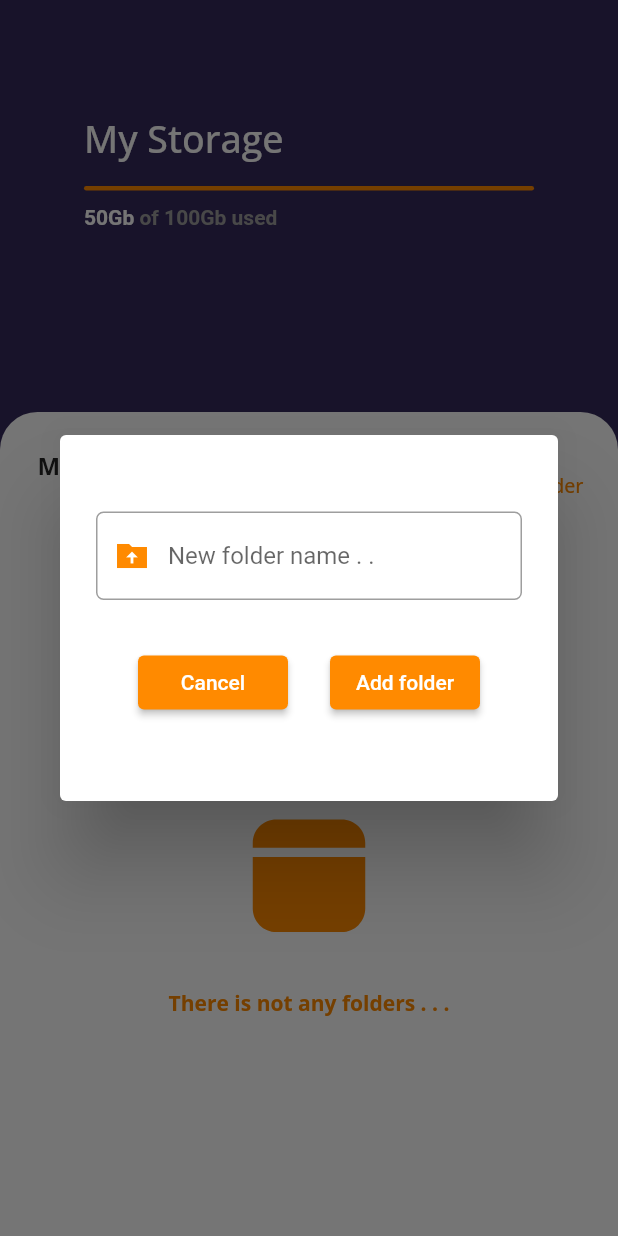
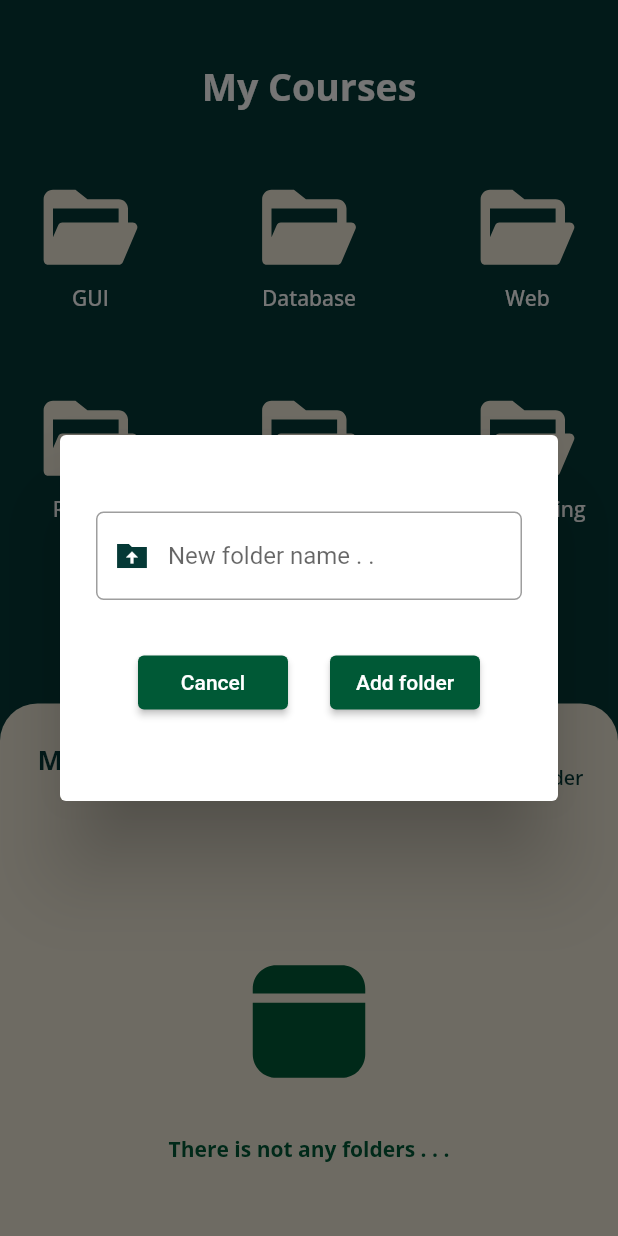
Before and after one commit to miran18-prog/mylectures, a Flutter app: the screen it shows after launch, after a tap on "Add Folder", on a phone screen of 412 x 824 dp. Run offline on Flutter 3.47's test engine with Material 2 defaults, Android fonts, the phone set to English and light mode, and no system bars; our stand-ins replace flutter_svg, google_fonts, hexcolor, sqflite; accounts and stored records are empty.

```diff
--- /dev/null
+++ b/lib/folder_content_screen.dart
@@ -0,0 +1,21 @@
+import 'package:flutter/material.dart';
+import 'package:flutter/src/widgets/container.dart';
+import 'package:flutter/src/widgets/framework.dart';
+
+class FolderContentScreen extends StatefulWidget {
+  const FolderContentScreen({super.key});
+
+  @override
+  State<FolderContentScreen> createState() => _FolderContentScreenState();
+}
+
+class _FolderContentScreenState extends State<FolderContentScreen> {
+  @override
+  Widget build(BuildContext context) {
+    return Scaffold(
+      body: Column(
+        children: [],
+      ),
+    );
+  }
+}
--- a/lib/main.dart
+++ b/lib/main.dart
@@ -4,6 +4,7 @@ import 'package:google_fonts/google_fonts.dart';
 import 'package:hexcolor/hexcolor.dart';
 import 'package:mylectures/database/database_services.dart';
 import 'package:mylectures/models/model.dart';
+import 'package:mylectures/test_screen.dart';
 import 'package:path/path.dart';
 import 'package:sqflite/sqflite.dart';
 
@@ -37,9 +38,8 @@ class _MyAppState extends State<MyApp> {
   @override
   Widget build(BuildContext context) {
     return Scaffold(
-      backgroundColor: HexColor('#34295B'),
-      body: CustomScrollView(
-        slivers: <Widget>[
+        backgroundColor: HexColor('#053936'),
+        body: CustomScrollView(slivers: <Widget>[
           SliverFillRemaining(
             hasScrollBody: true,
             child: Column(
@@ -48,53 +48,46 @@ class _MyAppState extends State<MyApp> {
                 Expanded(
                   flex: 1,
                   child: Container(
-                    color: Colors.transparent,
-                    child: Column(
-                      crossAxisAlignment: CrossAxisAlignment.start,
-                      children: [
-                        SizedBox(height: 75),
-                        Text(
-                          "My Storage",
-                          style: GoogleFonts.openSans(
-                            color: HexColor('#FFFFFF'),
-                            fontSize: 25,
-                            fontWeight: FontWeight.w500,
+                    decoration: BoxDecoration(
+                      color: HexColor('#053936'),
+                      borderRadius: BorderRadius.only(
+                        topRight: Radius.circular(25),
+                        topLeft: Radius.circular(25),
                       ),
                     ),
-                        SizedBox(height: 15),
-                        Container(
-                          height: 3,
-                          width: 300,
-                          decoration: BoxDecoration(
-                            color: HexColor('#FF8A00'),
-                            borderRadius: BorderRadius.circular(25),
+                    child: Column(
+                      children: [
+                        SizedBox(height: 40),
+                        Text(
+                          "My Courses",
+                          style: GoogleFonts.openSans(
+                            fontSize: 25,
+                            fontWeight: FontWeight.bold,
+                            color: Colors.white,
                           ),
                         ),
-                        SizedBox(height: 10),
-                        RichText(
-                          text: const TextSpan(
-                            text: '50Gb ',
-                            style: TextStyle(fontWeight: FontWeight.bold),
-                            children: const <TextSpan>[
-                              TextSpan(
-                                text: 'of 100Gb used',
-                                style: TextStyle(
-                                    fontWeight: FontWeight.bold,
-                                    color: Colors.grey),
-                              ),
+                        SizedBox(height: 40),
+                        Expanded(
+                          child: GridView.count(
+                            shrinkWrap: true,
+                            crossAxisCount: 3,
+                            mainAxisSpacing: 20,
+                            crossAxisSpacing: 25,
+                            children: [
+                              myColumn(folderName: 'GUI'),
+                              myColumn(folderName: 'Database'),
+                              myColumn(folderName: 'Web'),
+                              myColumn(folderName: 'Robotic'),
+                              myColumn(folderName: 'E-bussines'),
+                              myColumn(folderName: 'Networking'),
                             ],
-                          ),
-                        )
-                      ],
-                    ),
                           ),
                         ),
                         //* footer section
                         Expanded(
-                  flex: 2,
                           child: Container(
-                    decoration: const BoxDecoration(
-                      color: Colors.white,
+                            decoration: BoxDecoration(
+                              color: HexColor('#efead8'),
                               borderRadius: BorderRadius.only(
                                 topRight: Radius.circular(25),
                                 topLeft: Radius.circular(25),
@@ -103,20 +96,24 @@ class _MyAppState extends State<MyApp> {
                             child: Column(
                               children: [
                                 Padding(
-                          padding: const EdgeInsets.only(top: 25, left: 25),
+                                  padding:
+                                      const EdgeInsets.only(top: 25, left: 25),
                                   child: Row(
-                            crossAxisAlignment: CrossAxisAlignment.start,
-                            mainAxisAlignment: MainAxisAlignment.spaceBetween,
+                                    crossAxisAlignment:
+                                        CrossAxisAlignment.start,
+                                    mainAxisAlignment:
+                                        MainAxisAlignment.spaceBetween,
                                     children: [
                                       Text(
                                         "My Folders",
                                         style: GoogleFonts.openSans(
-                                  fontSize: 16,
+                                            fontSize: 18,
                                             fontWeight: FontWeight.bold,
-                                ),
+                                            color: HexColor('#053936')),
                                       ),
                                       Padding(
-                                padding: const EdgeInsets.only(right: 15),
+                                        padding:
+                                            const EdgeInsets.only(right: 15),
                                         child: Row(
                                           children: [
                                             TextButton.icon(
@@ -126,14 +123,14 @@ class _MyAppState extends State<MyApp> {
                                               icon: Icon(
                                                 Icons.folder,
                                                 size: 23,
-                                        color: HexColor('#FF8A00'),
+                                                color: HexColor('#053936'),
                                               ),
                                               label: Text(
                                                 "Add Folder",
                                                 style: GoogleFonts.openSans(
-                                          color: HexColor('#FF8A00'),
+                                                  color: HexColor('#053936'),
                                                   fontSize: 13,
-                                          fontWeight: FontWeight.w500,
+                                                  fontWeight: FontWeight.w600,
                                                 ),
                                               ),
                                             ),
@@ -145,6 +142,7 @@ class _MyAppState extends State<MyApp> {
                                 ),
                                 SizedBox(height: 40),
                                 Expanded(
+                                  flex: 2,
                                   child: files.isEmpty == false
                                       ? GridView.builder(
                                           shrinkWrap: true,
@@ -155,8 +153,8 @@ class _MyAppState extends State<MyApp> {
                                             crossAxisSpacing: 5,
                                           ),
                                           itemCount: files.length,
-                                  itemBuilder:
-                                      (BuildContext context, int index) {
+                                          itemBuilder: (BuildContext context,
+                                              int index) {
                                             return SizedBox(
                                               height: 100,
                                               width: double.maxFinite,
@@ -170,29 +168,38 @@ class _MyAppState extends State<MyApp> {
                                                       'images/bxs_folder-open.svg',
                                                       height: 100,
                                                       width: 100,
+                                                      color:
+                                                          HexColor('#053936'),
                                                     ),
                                                   ),
                                                   Text(
                                                     files[index],
                                                     style: GoogleFonts.openSans(
-                                              color: HexColor('#000000'),
+                                                      color:
+                                                          HexColor('#000000'),
                                                       fontSize: 14,
-                                              fontWeight: FontWeight.w500,
+                                                      fontWeight:
+                                                          FontWeight.w500,
                                                     ),
                                                   ),
                                                   SizedBox(height: 2),
                                                   Text(
-                                            DateTime.now().day.toString() +
+                                                    DateTime.now()
+                                                            .day
+                                                            .toString() +
                                                         '-' +
                                                         DateTime.now()
                                                             .month
                                                             .toString() +
                                                         '-' +
-                                                DateTime.now().year.toString(),
+                                                        DateTime.now()
+                                                            .year
+                                                            .toString(),
                                                     style: GoogleFonts.openSans(
                                                       color: Colors.grey,
                                                       fontSize: 14,
-                                              fontWeight: FontWeight.w500,
+                                                      fontWeight:
+                                                          FontWeight.w500,
                                                     ),
                                                   ),
                                                   SizedBox(height: 2),
@@ -201,7 +208,8 @@ class _MyAppState extends State<MyApp> {
                                                     style: GoogleFonts.openSans(
                                                       color: Colors.grey,
                                                       fontSize: 14,
-                                              fontWeight: FontWeight.w500,
+                                                      fontWeight:
+                                                          FontWeight.w500,
                                                     ),
                                                   ),
                                                 ],
@@ -211,11 +219,12 @@ class _MyAppState extends State<MyApp> {
                                         )
                                       : Center(
                                           child: Column(
-                                    mainAxisAlignment: MainAxisAlignment.center,
+                                            mainAxisAlignment:
+                                                MainAxisAlignment.center,
                                             children: [
                                               SvgPicture.asset(
                                                 'images/fluent_calendar-empty-16-filled.svg',
-                                        color: HexColor('#FF8A00'),
+                                                color: HexColor('#005936'),
                                                 height: 100,
                                                 width: 100,
                                               ),
@@ -223,7 +232,7 @@ class _MyAppState extends State<MyApp> {
                                               Text(
                                                 'There is not any folders . . .',
                                                 style: GoogleFonts.openSans(
-                                          color: HexColor('#FF8A00'),
+                                                  color: HexColor('#005936'),
                                                   fontSize: 14,
                                                   fontWeight: FontWeight.bold,
                                                 ),
@@ -238,10 +247,12 @@ class _MyAppState extends State<MyApp> {
                         ),
                       ],
                     ),
-          )
+                  ),
+                ),
               ],
             ),
-    );
+          )
+        ]));
   }
 
   myDialog(context) {
@@ -264,14 +275,14 @@ class _MyAppState extends State<MyApp> {
                     focusedBorder: OutlineInputBorder(
                       borderRadius: BorderRadius.circular(5),
                       borderSide: BorderSide(
-                        color: HexColor('#FF8A00'),
+                        color: HexColor('#053936'),
                         width: 2,
                       ),
                     ),
                     hintText: 'New folder name . . ',
                     prefixIcon: Icon(
                       Icons.drive_folder_upload_sharp,
-                      color: HexColor('#FF8A00'),
+                      color: HexColor('#053936'),
                     ),
                   ),
                 ),
@@ -285,7 +296,7 @@ class _MyAppState extends State<MyApp> {
                           Navigator.of(context).pop();
                         },
                         style: ElevatedButton.styleFrom(
-                            backgroundColor: HexColor('#FF8A00')),
+                            backgroundColor: HexColor('#005936')),
                         child: const Text("Cancel"),
                       ),
                     ),
@@ -298,7 +309,7 @@ class _MyAppState extends State<MyApp> {
                           setState(() {});
                         },
                         style: ElevatedButton.styleFrom(
-                          backgroundColor: HexColor('#FF8A00'),
+                          backgroundColor: HexColor('#005936'),
                         ),
                         child: const Text("Add folder"),
                       ),
@@ -312,4 +323,28 @@ class _MyAppState extends State<MyApp> {
       },
     );
   }
+
+  myColumn({required String folderName}) {
+    return Column(
+      children: [
+        GestureDetector(
+          onTap: () {},
+          child: SvgPicture.asset(
+            'images/bxs_folder-open.svg',
+            height: 75,
+            width: 75,
+            color: HexColor('#efead8'),
+          ),
+        ),
+        Text(
+          folderName,
+          style: GoogleFonts.openSans(
+            color: HexColor('#ffffff'),
+            fontSize: 14,
+            fontWeight: FontWeight.w500,
+          ),
+        ),
+      ],
+    );
   }
+}
```
Lines whose indentation alone changed are shown as unchanged.
